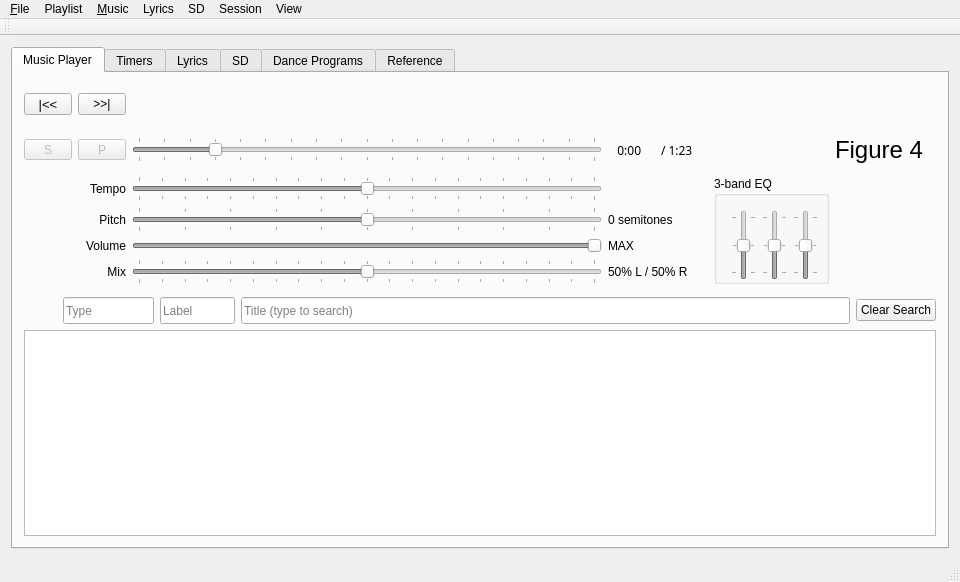
Before: the Qt Designer form SquareDesk-DEV/test123/mainwindow.ui in mpogue2/SquareDesk, drawn with Qt 5.
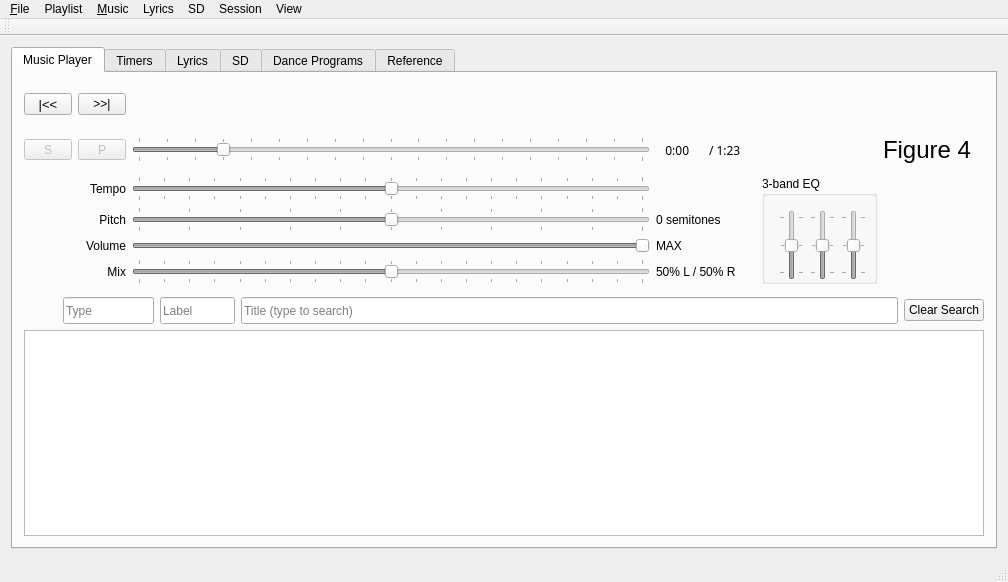
After: the same form once the commit is applied. Custom widgets are drawn as their Qt base class.

```diff
--- a/SquareDesk-DEV/test123/mainwindow.ui
+++ b/SquareDesk-DEV/test123/mainwindow.ui
@@ -6,7 +6,7 @@
    <rect>
     <x>0</x>
     <y>0</y>
-    <width>923</width>
+    <width>1008</width>
     <height>582</height>
    </rect>
   </property>
@@ -1802,7 +1802,7 @@
     <rect>
      <x>0</x>
      <y>0</y>
-     <width>923</width>
+     <width>1008</width>
      <height>22</height>
     </rect>
    </property>
```
Left out of the diff: 13 changed lines with no effect on the pictures.
